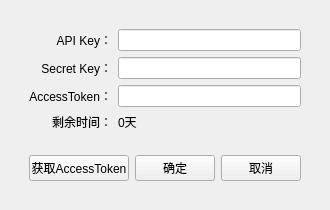
The window that baiduocr.ui (IsaJerry/IsajOCR) describes before a commit, drawn with Qt 5.
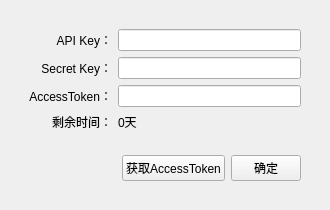
The same window after the commit.

Patch:
```diff
--- a/baiduocr.ui
+++ b/baiduocr.ui
@@ -6,8 +6,8 @@
    <rect>
     <x>0</x>
     <y>0</y>
-    <width>326</width>
-    <height>205</height>
+    <width>330</width>
+    <height>210</height>
    </rect>
   </property>
   <property name="windowTitle">
@@ -82,6 +82,19 @@
       <item>
        <widget class="QWidget" name="SetWidget" native="true">
         <layout class="QHBoxLayout" name="horizontalLayout">
+         <item>
+          <spacer name="horizontalSpacer">
+           <property name="orientation">
+            <enum>Qt::Horizontal</enum>
+           </property>
+           <property name="sizeHint" stdset="0">
+            <size>
+             <width>40</width>
+             <height>20</height>
+            </size>
+           </property>
+          </spacer>
+         </item>
          <item>
           <widget class="QPushButton" name="GetBtn">
            <property name="minimumSize">
@@ -103,18 +116,23 @@
          </item>
          <item>
           <widget class="QPushButton" name="SetBtn">
+           <property name="minimumSize">
+            <size>
+             <width>0</width>
+             <height>0</height>
+            </size>
+           </property>
+           <property name="maximumSize">
+            <size>
+             <width>70</width>
+             <height>16777215</height>
+            </size>
+           </property>
            <property name="text">
             <string>确定</string>
            </property>
           </widget>
          </item>
-         <item>
-          <widget class="QPushButton" name="CancelBtn">
-           <property name="text">
-            <string>取消</string>
-           </property>
-          </widget>
-         </item>
         </layout>
        </widget>
       </item>
```
Left out of the diff: 2 changed lines with no effect on the pictures.
